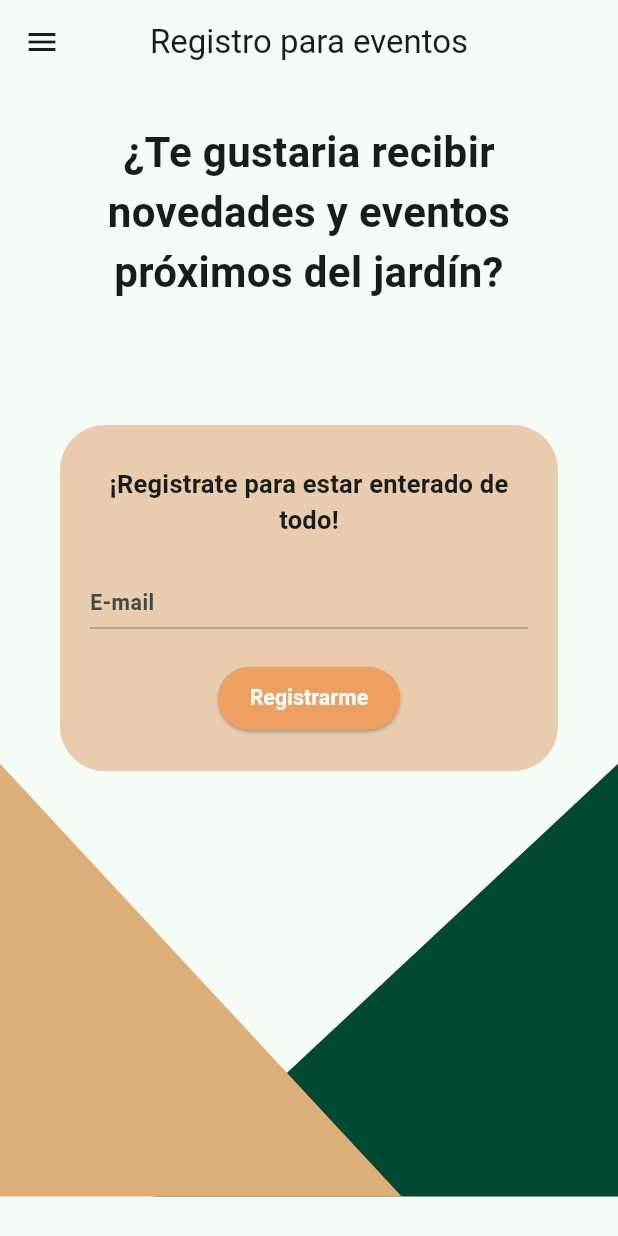
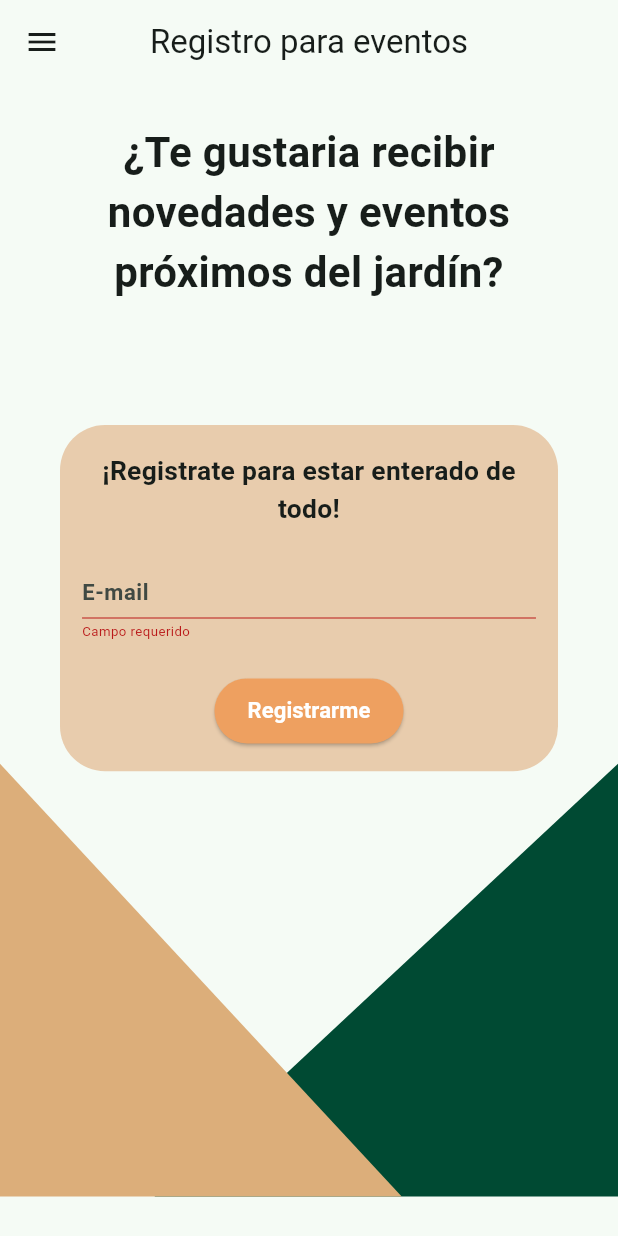
Before and after one commit to UlisesChopin16/proyecto_jardin, a Flutter app: the RegistroEventoView screen opened directly, after a tap on "Registrarme", on a phone screen of 412 x 824 dp. Run offline on Flutter 3.47's test engine with Material 3 defaults, Android fonts, the light colour scheme and no system bars; our stand-ins replace get; missing offline and left inert: flutter_barcode_scanner, panorama_viewer.

Commit message:
Arreglo de errores visuales en la vista de registro para evento. Se creo un nuevo widget de formulario para la vista de regristro

```diff
--- a/lib/src/Components/decorated_screen_component.dart
+++ b/lib/src/Components/decorated_screen_component.dart
@@ -1,5 +1,7 @@
 import 'package:flutter/material.dart';
+import 'package:get/get.dart';
 import 'package:proyecto_jardin/src/Constants/colors.dart';
+import 'package:proyecto_jardin/src/User/BLoC/bloc_user.dart';
 
 class DecoratedScreenComponent extends StatelessWidget {
 
@@ -14,9 +16,13 @@ class DecoratedScreenComponent extends StatelessWidget {
 
   @override
   Widget build(BuildContext context){
+    final userBloc = Get.find<UserBloc>();
     double width = MediaQuery.of(context).size.width;
-    double height = MediaQuery.of(context).size.height;
-    return Stack(
+    double height = MediaQuery.of(context).size.height - (AppBar().preferredSize.height + userBloc.padding.value.top);
+    return SizedBox(
+      width: width,
+      height: height,
+      child: Stack(
         children: [
           const Dibujo(
             painter: CuadroUno(color: Palette.green1),
@@ -36,6 +42,7 @@ class DecoratedScreenComponent extends StatelessWidget {
             )
           ),
         ],
+      ),
     );
   }
 
@@ -55,6 +62,7 @@ class Dibujo extends StatelessWidget {
   Widget build(BuildContext context) {
     double width = MediaQuery.of(context).size.width;
     double height = MediaQuery.of(context).size.height;
+
     return Positioned(
       top: height * 0.55,
       left: 0,
@@ -82,7 +90,6 @@ class CuadroUno extends CustomPainter{
 
   @override
   void paint(Canvas canvas, Size size) {
-    // TODO: implement paint
     Paint pencil = Paint();
     pencil.style = PaintingStyle.fill;
     pencil.strokeWidth = 5;
@@ -104,7 +111,6 @@ class CuadroUno extends CustomPainter{
 
   @override
   bool shouldRepaint(covariant CustomPainter oldDelegate) {
-    // TODO: implement shouldRepaint
     return true;
   }
 }
@@ -120,7 +126,7 @@ class CuadroDos extends CustomPainter{
 
   @override
   void paint(Canvas canvas, Size size) {
-    // TODO: implement paint
+
     Paint pencil = Paint();
     pencil.style = PaintingStyle.fill;
     pencil.strokeWidth = 5;
@@ -142,7 +148,6 @@ class CuadroDos extends CustomPainter{
 
   @override
   bool shouldRepaint(covariant CustomPainter oldDelegate) {
-    // TODO: implement shouldRepaint
     return true;
   }
 }
--- a/lib/src/User/BLoC/bloc_user.dart
+++ b/lib/src/User/BLoC/bloc_user.dart
@@ -1,5 +1,6 @@
 import 'dart:isolate';
 
+import 'package:flutter/material.dart';
 import 'package:flutter/services.dart';
 import 'package:flutter_barcode_scanner/flutter_barcode_scanner.dart';
 import 'package:get/get.dart';
@@ -7,6 +8,10 @@ import 'package:get/get.dart';
 class UserBloc extends GetxController {
 
   var isLoading = false.obs;
+
+  var viewInsets = EdgeInsets.zero.obs;
+  var padding = EdgeInsets.zero.obs;
+
 
   Future<String> escanearCodigo() async {
     String qrCode = '';
--- a/lib/src/User/Views/Screens/RecorridoVirtual/imagen_360_screen.dart
+++ b/lib/src/User/Views/Screens/RecorridoVirtual/imagen_360_screen.dart
@@ -13,7 +13,6 @@ class _Imagen360ScreenState extends State<Imagen360Screen> {
 
   @override
   void initState() {
-    // TODO: implement initState
     super.initState();
     // Restaurar la orientación vertical al entrar a la vista de Recorrido Virtual
     SystemChrome.setPreferredOrientations([
--- a/lib/src/User/Views/Screens/registro_evento_screen.dart
+++ b/lib/src/User/Views/Screens/registro_evento_screen.dart
@@ -1,17 +1,20 @@
 import 'package:flutter/material.dart';
 import 'package:get/get.dart';
-import 'package:proyecto_jardin/src/Components/button_component.dart';
 import 'package:proyecto_jardin/src/Components/decorated_screen_component.dart';
-import 'package:proyecto_jardin/src/Constants/colors.dart';
 import 'package:proyecto_jardin/src/User/BLoC/bloc_user.dart';
+import 'package:proyecto_jardin/src/User/Views/Widgets/formulario_component.dart';
 
 class RegistroEventoView extends StatelessWidget {
+
   const RegistroEventoView({ super.key });
+
 
   @override
   Widget build(BuildContext context) {
     double height = MediaQuery.of(context).size.height;
-    return Scaffold(
+    final userBloc = Get.find<UserBloc>();
+    return Obx(
+      ()=> Scaffold(
         appBar: AppBar(
           centerTitle: true,
           title: const Text('Registro para eventos'),
@@ -22,7 +25,11 @@ class RegistroEventoView extends StatelessWidget {
             },
           )
         ),
-      body:  DecoratedScreenComponent(
+        body:  SafeArea(
+          child: SingleChildScrollView(
+            child: Padding(
+              padding: userBloc.viewInsets.value,
+              child: DecoratedScreenComponent(
                 mainAxisAlignment: MainAxisAlignment.start,
                 children:  [
                   const SizedBox(height: 25),
@@ -40,88 +47,10 @@ class RegistroEventoView extends StatelessWidget {
                   SizedBox(height: height * 0.1),
                   const Formulario(),
                 ],
-      )
-    );
-  }
-}
-
-class Formulario extends StatefulWidget {
-  const Formulario({super.key});
-
-  @override
-  State<Formulario> createState() => _FormularioState();
-}
-
-class _FormularioState extends State<Formulario> {
-
-  final userBloc = Get.find<UserBloc>();
-
-  String correo = '';
-
-  @override
-  Widget build(BuildContext context) {
-
-    double width = MediaQuery.of(context).size.width;
-    double height = MediaQuery.of(context).size.height;
-
-    return Form(
-      child: Container(
-        margin: const EdgeInsets.symmetric(horizontal: 40),
-        padding: const EdgeInsets.all(20),
-        width: width,
-        height: height * 0.28,
-        decoration: BoxDecoration(
-          borderRadius: BorderRadius.circular(30),
-          color: Palette.beige1
-        ),
-        child: FittedBox(
-          fit: BoxFit.fitWidth,
-          child: SizedBox(
-            width: width,
-            height: height * 0.3,
-            child: Column(
-              mainAxisSize: MainAxisSize.max,
-              mainAxisAlignment: MainAxisAlignment.spaceBetween,
-              children: [
-                const Text(
-                  '¡Registrate para estar enterado de todo!',
-                  textAlign: TextAlign.center,
-                  style: TextStyle(
-                    fontSize: 24,
-                    fontWeight: FontWeight.bold
-                  ),
-                ),
-                TextFormField(
-                  onChanged: (value){
-                    setState(() {
-                      correo = value;
-                    });
-                  },
-                  decoration:   InputDecoration(
-                    hintText: 'E-mail',
-                    hintStyle: const TextStyle(
-                      fontSize: 20,
-                      fontWeight: FontWeight.bold
-                    ),
-                    focusedBorder: const UnderlineInputBorder(
-                      borderSide: BorderSide(
-                        color: Colors.black
-                      )
-                    ),
-                    border: Theme.of(context).inputDecorationTheme.border,
-                  ),
-                ),
-                ButtonComponent(
-                  text: 'Registrarme',
-                  onPressed: () async {
-
-                    // print(correo);
-                  },
-                )
-              ],
               ),
             ),
           ),
+        )
       ),
     );
   }
--- /dev/null
+++ b/lib/src/User/Views/Widgets/formulario_component.dart
@@ -0,0 +1,105 @@
+import 'package:flutter/material.dart';
+import 'package:get/get.dart';
+import 'package:proyecto_jardin/src/Components/button_component.dart';
+import 'package:proyecto_jardin/src/Constants/colors.dart';
+import 'package:proyecto_jardin/src/User/BLoC/bloc_user.dart';
+
+class Formulario extends StatefulWidget {
+  const Formulario({super.key});
+
+  @override
+  State<Formulario> createState() => _FormularioState();
+}
+
+class _FormularioState extends State<Formulario> {
+
+  GlobalKey<FormState> formKey = GlobalKey<FormState>();
+
+  final userBloc = Get.find<UserBloc>();
+
+  String correo = '';
+
+  void onChanged(String? value) {
+    setState(() {
+      correo = value!;
+    });
+  }
+
+  String? validation(String? value) {
+    if (value == null || value.trim().isEmpty) {
+      return 'Campo requerido';
+    }else if (!value.isEmail) {
+      return 'Correo invalido';
+    }
+    return null;
+  }
+
+  @override
+  Widget build(BuildContext context) {
+
+    double width = MediaQuery.of(context).size.width;
+    double height = MediaQuery.of(context).size.height;
+
+    return Form(
+      key: formKey,
+      child: Container(
+        margin: const EdgeInsets.symmetric(horizontal: 40),
+        width: width,
+        height: height * 0.28,
+        decoration: BoxDecoration(
+          borderRadius: BorderRadius.circular(30),
+          color: Palette.beige1
+        ),
+        child: FittedBox(
+          fit: BoxFit.fitWidth,
+          child: Padding(
+            padding: const EdgeInsets.all(20.0),
+            child: SizedBox(
+              width: width,
+              height: height * 0.32,
+              child: Column(
+                mainAxisSize: MainAxisSize.max,
+                mainAxisAlignment: MainAxisAlignment.spaceBetween,
+                children: [
+                  const Text(
+                    '¡Registrate para estar enterado de todo!',
+                    textAlign: TextAlign.center,
+                    style: TextStyle(
+                      fontSize: 24,
+                      fontWeight: FontWeight.bold
+                    ),
+                  ),
+                  TextFormField(
+                    onChanged: onChanged,
+                    validator: validation,
+                    decoration:   InputDecoration(
+                      hintText: 'E-mail',
+                      hintStyle: const TextStyle(
+                        fontSize: 20,
+                        fontWeight: FontWeight.bold
+                      ),
+                      focusedBorder: const UnderlineInputBorder(
+                        borderSide: BorderSide(
+                          color: Colors.black
+                        )
+                      ),
+                      border: Theme.of(context).inputDecorationTheme.border,
+                    ),
+                  ),
+                  ButtonComponent(
+                    text: 'Registrarme',
+                    onPressed: () async {
+                      if (formKey.currentState!.validate()) {
+                        print(correo);
+                      }
+                    },
+                  )
+                ],
+              ),
+            ),
+          ),
+        ),
+      ),
+    );
+  }
+}
--- a/lib/src/principal_view.dart
+++ b/lib/src/principal_view.dart
@@ -1,4 +1,6 @@
 import 'package:flutter/material.dart';
+import 'package:get/get.dart';
+import 'package:proyecto_jardin/src/User/BLoC/bloc_user.dart';
 import 'package:proyecto_jardin/src/User/Views/Screens/Escaner/escanear_screen.dart';
 import 'package:proyecto_jardin/src/User/Views/Screens/acercade_screen.dart';
 import 'package:proyecto_jardin/src/User/Views/Screens/inicio_screen.dart';
@@ -15,6 +17,9 @@ class PrincipalView extends StatefulWidget {
 }
 
 class _PrincipalViewState extends State<PrincipalView> {
+
+  final userBloc = Get.find<UserBloc>();
+
   late double _width;
 
   int _selectedIndex = 0;
@@ -50,6 +55,12 @@ class _PrincipalViewState extends State<PrincipalView> {
   @override
   Widget build(BuildContext context) {
     _getScreenSize();
+    MediaQueryData mediaQueryData = MediaQuery.of(context);
+
+    userBloc.padding.value = mediaQueryData.padding;
+    userBloc.viewInsets.value = mediaQueryData.viewInsets;
+
+
     return Scaffold(
       drawer: drawerComponent,
       body: DrawerNavigation(selectedIndex: _selectedIndex, views: _views),
```
Lines whose indentation alone changed are shown as unchanged.
